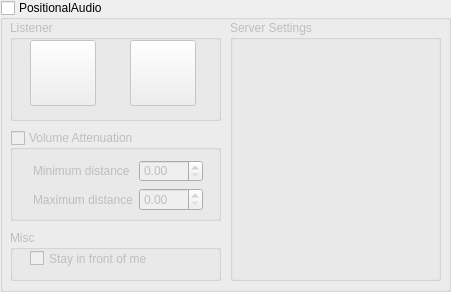
The window that src/positional_audio/groupbox_positional_audio.ui (thorwe/CrossTalk) describes before a commit, drawn with Qt 5.
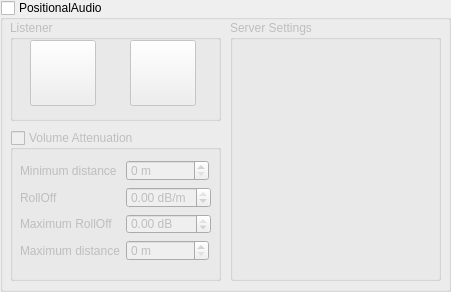
The same window after the commit. Icons and pictures are not drawn. Custom widgets are drawn as their Qt base class.

Commit message: Volume Attenuation for Positional Audio

Diff of the .ui file:
```diff
--- a/src/positional_audio/groupbox_positional_audio.ui
+++ b/src/positional_audio/groupbox_positional_audio.ui
@@ -28,39 +28,16 @@
   <property name="checked">
    <bool>false</bool>
   </property>
-  <widget class="QGroupBox" name="groupBoxMisc">
-   <property name="geometry">
-    <rect>
-     <x>10</x>
-     <y>230</y>
-     <width>211</width>
-     <height>51</height>
-    </rect>
-   </property>
-   <property name="title">
-    <string>Misc</string>
-   </property>
-   <widget class="QCheckBox" name="checkBox">
-    <property name="geometry">
-     <rect>
-      <x>20</x>
-      <y>20</y>
-      <width>121</width>
-      <height>17</height>
-     </rect>
-    </property>
-    <property name="text">
-     <string>Stay in front of me</string>
-    </property>
-   </widget>
-  </widget>
   <widget class="QGroupBox" name="groupBoxVolume">
+   <property name="enabled">
+    <bool>true</bool>
+   </property>
    <property name="geometry">
     <rect>
      <x>10</x>
      <y>130</y>
      <width>211</width>
-     <height>91</height>
+     <height>151</height>
     </rect>
    </property>
    <property name="title">
@@ -78,7 +55,7 @@
       <x>10</x>
       <y>30</y>
       <width>191</width>
-      <height>51</height>
+      <height>101</height>
      </rect>
     </property>
     <layout class="QFormLayout" name="formLayout">
@@ -104,31 +81,92 @@
        </property>
       </widget>
      </item>
-     <item row="0" column="1">
-      <widget class="QDoubleSpinBox" name="doubleSpinBox">
-       <property name="minimumSize">
-        <size>
-         <width>64</width>
-         <height>0</height>
-        </size>
-       </property>
-      </widget>
-     </item>
-     <item row="1" column="0">
+     <item row="3" column="0">
       <widget class="QLabel" name="labelMaxDistance">
        <property name="text">
         <string>Maximum distance</string>
        </property>
       </widget>
      </item>
+     <item row="1" column="0">
+      <widget class="QLabel" name="label">
+       <property name="text">
+        <string>RollOff</string>
+       </property>
+      </widget>
+     </item>
+     <item row="0" column="1">
+      <widget class="QSpinBox" name="spinBox_MinDistance">
+       <property name="minimumSize">
+        <size>
+         <width>83</width>
+         <height>0</height>
+        </size>
+       </property>
+       <property name="suffix">
+        <string notr="true"> m</string>
+       </property>
+      </widget>
+     </item>
+     <item row="3" column="1">
+      <widget class="QSpinBox" name="spinBox_MaxDistance">
+       <property name="minimumSize">
+        <size>
+         <width>83</width>
+         <height>0</height>
+        </size>
+       </property>
+       <property name="suffix">
+        <string> m</string>
+       </property>
+       <property name="maximum">
+        <number>10000</number>
+       </property>
+      </widget>
+     </item>
+     <item row="2" column="0">
+      <widget class="QLabel" name="label_RollOffMax">
+       <property name="text">
+        <string>Maximum RollOff</string>
+       </property>
+      </widget>
+     </item>
+     <item row="2" column="1">
+      <widget class="QDoubleSpinBox" name="doubleSpinBox_RollOffMax">
+       <property name="minimumSize">
+        <size>
+         <width>83</width>
+         <height>0</height>
+        </size>
+       </property>
+       <property name="suffix">
+        <string notr="true"> dB</string>
+       </property>
+       <property name="minimum">
+        <double>-200.000000000000000</double>
+       </property>
+       <property name="maximum">
+        <double>0.000000000000000</double>
+       </property>
+      </widget>
+     </item>
      <item row="1" column="1">
       <widget class="QDoubleSpinBox" name="doubleSpinBox_2">
        <property name="minimumSize">
         <size>
-         <width>64</width>
+         <width>83</width>
          <height>0</height>
         </size>
        </property>
+       <property name="suffix">
+        <string notr="true"> dB/m</string>
+       </property>
+       <property name="minimum">
+        <double>-200.000000000000000</double>
+       </property>
+       <property name="maximum">
+        <double>0.000000000000000</double>
+       </property>
       </widget>
      </item>
     </layout>
```
Left out of the diff: 2 changed lines with no effect on the pictures. The commit also changes 9 other files.
